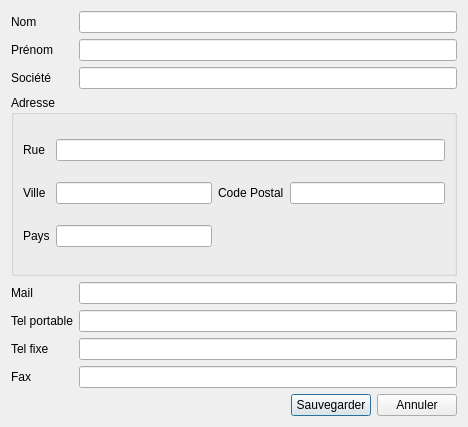
Before: the Qt Designer form src/dialogs/dialogaddcustomer.ui in FACT-Team/FactDev, drawn with Qt 5.
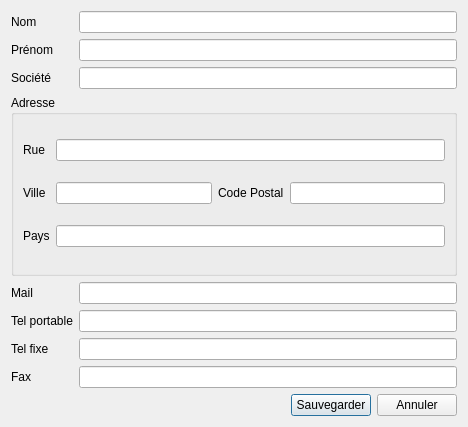
After: the same form once the commit is applied. Icons and pictures are not drawn.

```diff
--- a/src/dialogs/dialogaddcustomer.ui
+++ b/src/dialogs/dialogaddcustomer.ui
@@ -110,8 +110,12 @@
         </property>
        </widget>
       </item>
-      <item row="2" column="1">
-       <widget class="QLineEdit" name="leCountry"/>
+      <item row="2" column="1" colspan="3">
+       <widget class="QLineEdit" name="leCountry">
+        <property name="toolTip">
+         <string>Pays</string>
+        </property>
+       </widget>
       </item>
      </layout>
     </widget>
```
Left out of the diff: 74 changed lines with no effect on the pictures.
